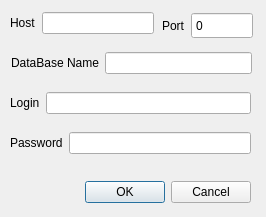
This is dialog.ui in psyshark1/qt_homework_03 as Qt 5 draws it before an edit. The edited form follows.
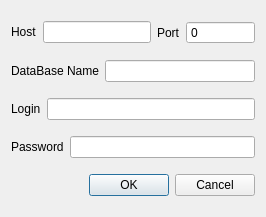
This is the edited form.

```diff
--- a/dialog.ui
+++ b/dialog.ui
@@ -19,79 +19,8 @@
   <property name="windowTitle">
    <string>DataBase Connection</string>
   </property>
-  <widget class="QDialogButtonBox" name="buttonBox">
-   <property name="geometry">
-    <rect>
-     <x>80</x>
-     <y>180</y>
-     <width>171</width>
-     <height>24</height>
-    </rect>
-   </property>
-   <property name="orientation">
-    <enum>Qt::Horizontal</enum>
-   </property>
-   <property name="standardButtons">
-    <set>QDialogButtonBox::Cancel|QDialogButtonBox::Ok</set>
-   </property>
-  </widget>
-  <widget class="QWidget" name="layoutWidget">
-   <property name="geometry">
-    <rect>
-     <x>10</x>
-     <y>90</y>
-     <width>241</width>
-     <height>26</height>
-    </rect>
-   </property>
-   <layout class="QGridLayout" name="gridLayout_4">
+  <layout class="QGridLayout" name="gridLayout_6">
     <item row="0" column="0">
-     <widget class="QLabel" name="lb_Login">
-      <property name="text">
-       <string>Login</string>
-      </property>
-     </widget>
-    </item>
-    <item row="0" column="1">
-     <widget class="QLineEdit" name="lne_Login"/>
-    </item>
-   </layout>
-  </widget>
-  <widget class="QWidget" name="layoutWidget_2">
-   <property name="geometry">
-    <rect>
-     <x>10</x>
-     <y>130</y>
-     <width>241</width>
-     <height>26</height>
-    </rect>
-   </property>
-   <layout class="QGridLayout" name="gridLayout_5">
-    <item row="0" column="0">
-     <widget class="QLabel" name="lb_Password">
-      <property name="text">
-       <string>Password</string>
-      </property>
-     </widget>
-    </item>
-    <item row="0" column="1">
-     <widget class="QLineEdit" name="lne_Password">
-      <property name="echoMode">
-       <enum>QLineEdit::Password</enum>
-      </property>
-     </widget>
-    </item>
-   </layout>
-  </widget>
-  <widget class="QWidget" name="">
-   <property name="geometry">
-    <rect>
-     <x>10</x>
-     <y>10</y>
-     <width>144</width>
-     <height>26</height>
-    </rect>
-   </property>
    <layout class="QGridLayout" name="gridLayout">
     <item row="0" column="0">
      <widget class="QLabel" name="lb_Host">
@@ -114,38 +43,8 @@
      </widget>
     </item>
    </layout>
-  </widget>
-  <widget class="QWidget" name="">
-   <property name="geometry">
-    <rect>
-     <x>11</x>
-     <y>50</y>
-     <width>241</width>
-     <height>26</height>
-    </rect>
-   </property>
-   <layout class="QGridLayout" name="gridLayout_3">
-    <item row="0" column="0">
-     <widget class="QLabel" name="lb_DBName">
-      <property name="text">
-       <string>DataBase Name</string>
-      </property>
-     </widget>
     </item>
     <item row="0" column="1">
-     <widget class="QLineEdit" name="lne_DBName"/>
-    </item>
-   </layout>
-  </widget>
-  <widget class="QWidget" name="">
-   <property name="geometry">
-    <rect>
-     <x>162</x>
-     <y>12</y>
-     <width>91</width>
-     <height>27</height>
-    </rect>
-   </property>
    <layout class="QGridLayout" name="gridLayout_2" columnstretch="0,3">
     <property name="verticalSpacing">
      <number>6</number>
@@ -183,7 +82,64 @@
      </widget>
     </item>
    </layout>
-  </widget>
+   </item>
+   <item row="1" column="0" colspan="2">
+    <layout class="QGridLayout" name="gridLayout_3">
+     <item row="0" column="0">
+      <widget class="QLabel" name="lb_DBName">
+       <property name="text">
+        <string>DataBase Name</string>
+       </property>
+      </widget>
+     </item>
+     <item row="0" column="1">
+      <widget class="QLineEdit" name="lne_DBName"/>
+     </item>
+    </layout>
+   </item>
+   <item row="2" column="0" colspan="2">
+    <layout class="QGridLayout" name="gridLayout_4">
+     <item row="0" column="0">
+      <widget class="QLabel" name="lb_Login">
+       <property name="text">
+        <string>Login</string>
+       </property>
+      </widget>
+     </item>
+     <item row="0" column="1">
+      <widget class="QLineEdit" name="lne_Login"/>
+     </item>
+    </layout>
+   </item>
+   <item row="3" column="0" colspan="2">
+    <layout class="QGridLayout" name="gridLayout_5">
+     <item row="0" column="0">
+      <widget class="QLabel" name="lb_Password">
+       <property name="text">
+        <string>Password</string>
+       </property>
+      </widget>
+     </item>
+     <item row="0" column="1">
+      <widget class="QLineEdit" name="lne_Password">
+       <property name="echoMode">
+        <enum>QLineEdit::Password</enum>
+       </property>
+      </widget>
+     </item>
+    </layout>
+   </item>
+   <item row="4" column="0" colspan="2">
+    <widget class="QDialogButtonBox" name="buttonBox">
+     <property name="orientation">
+      <enum>Qt::Horizontal</enum>
+     </property>
+     <property name="standardButtons">
+      <set>QDialogButtonBox::Cancel|QDialogButtonBox::Ok</set>
+     </property>
+    </widget>
+   </item>
+  </layout>
  </widget>
  <resources/>
  <connections>
```
Lines whose indentation alone changed are shown as unchanged.
